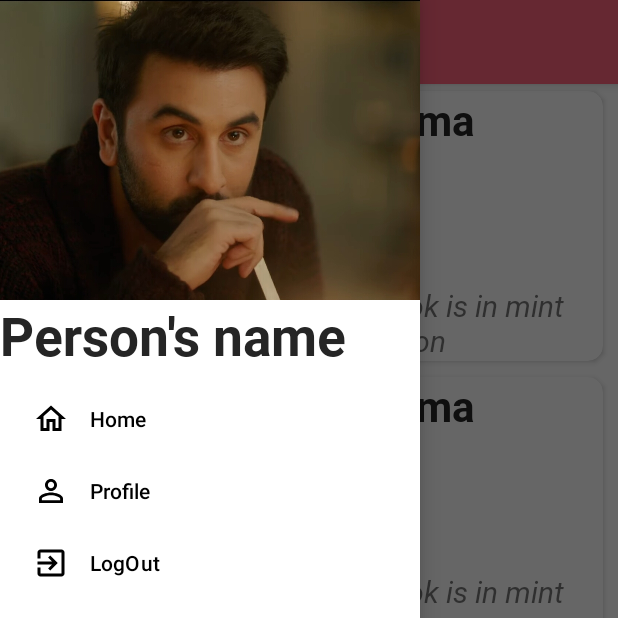
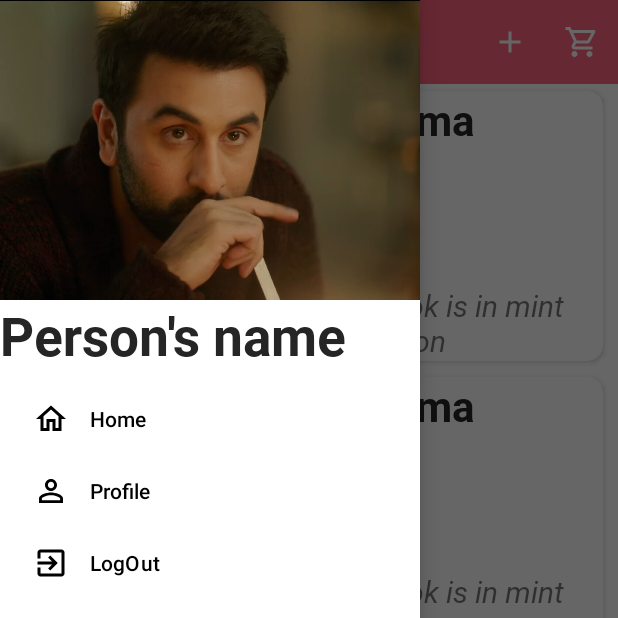
Before and after one commit to isahilgupta1306/BookBecho-Book-Selling-Application, an Android app: the screen it shows after launch once a user with an empty profile is signed in (MainActivity), with the side drawer open, on a phone screen of 412 x 824 dp, the top half of it. Run offline under Robolectric (Android 15) with nearby library versions, the light colour scheme and no system bars; our stand-ins replace Firebase (no records; nobody signed in at launch, a user with empty details on screens opened directly).

Commit message:
Actions Added in ToolBar

```diff
--- a/app/src/main/java/com/example/bookbecho/fragments/home_fragment.java
+++ b/app/src/main/java/com/example/bookbecho/fragments/home_fragment.java
@@ -2,11 +2,14 @@ package com.example.bookbecho.fragments;
 
 import android.os.Bundle;
 
+import androidx.annotation.NonNull;
 import androidx.fragment.app.Fragment;
 import androidx.recyclerview.widget.LinearLayoutManager;
 import androidx.recyclerview.widget.RecyclerView;
 
 import android.view.LayoutInflater;
+import android.view.Menu;
+import android.view.MenuInflater;
 import android.view.View;
 import android.view.ViewGroup;
 
@@ -22,6 +25,11 @@ import java.util.ArrayList;
  * create an instance of this fragment.
  */
 public class home_fragment extends Fragment {
+
+    @Override
+    public void onCreateOptionsMenu(@NonNull Menu menu, @NonNull MenuInflater inflater) {
+        inflater.inflate(R.menu.options_menu, menu);
+    }
 
     // TODO: Rename parameter arguments, choose names that match
     // the fragment initialization parameters, e.g. ARG_ITEM_NUMBER
@@ -61,6 +69,7 @@ public class home_fragment extends Fragment {
 
     @Override
     public void onCreate(Bundle savedInstanceState) {
+        setHasOptionsMenu(true);
         super.onCreate(savedInstanceState);
         if (getArguments() != null) {
             mParam1 = getArguments().getString(ARG_PARAM1);
@@ -72,6 +81,7 @@ public class home_fragment extends Fragment {
     public View onCreateView(LayoutInflater inflater, ViewGroup container,
                              Bundle savedInstanceState) {
         // Inflate the layout for this fragment
+
         View view = inflater.inflate(R.layout.fragment_home, container, false);
         recyclerView = view.findViewById(R.id.product_rv);
         recyclerView.setLayoutManager(new LinearLayoutManager(getContext()));
@@ -98,4 +108,6 @@ public class home_fragment extends Fragment {
         recyclerView.setAdapter(new productAdapterRV(productDataHolder));
         return view;
     }
+
+
 }
--- /dev/null
+++ b/app/src/main/res/drawable/ic_add.xml
@@ -0,0 +1,5 @@
+<vector android:height="24dp" android:tint="#FFFFFF"
+    android:viewportHeight="24" android:viewportWidth="24"
+    android:width="24dp" xmlns:android="http://schemas.android.com/apk/res/android">
+    <path android:fillColor="@android:color/white" android:pathData="M19,13h-6v6h-2v-6H5v-2h6V5h2v6h6v2z"/>
+</vector>
--- /dev/null
+++ b/app/src/main/res/drawable/ic_cart.xml
@@ -0,0 +1,5 @@
+<vector android:height="24dp" android:tint="#FFFFFF"
+    android:viewportHeight="24" android:viewportWidth="24"
+    android:width="24dp" xmlns:android="http://schemas.android.com/apk/res/android">
+    <path android:fillColor="@android:color/white" android:pathData="M15.55,13c0.75,0 1.41,-0.41 1.75,-1.03l3.58,-6.49c0.37,-0.66 -0.11,-1.48 -0.87,-1.48L5.21,4l-0.94,-2L1,2v2h2l3.6,7.59 -1.35,2.44C4.52,15.37 5.48,17 7,17h12v-2L7,15l1.1,-2h7.45zM6.16,6h12.15l-2.76,5L8.53,11L6.16,6zM7,18c-1.1,0 -1.99,0.9 -1.99,2S5.9,22 7,22s2,-0.9 2,-2 -0.9,-2 -2,-2zM17,18c-1.1,0 -1.99,0.9 -1.99,2s0.89,2 1.99,2 2,-0.9 2,-2 -0.9,-2 -2,-2z"/>
+</vector>
--- a/app/src/main/res/layout/activity_main.xml
+++ b/app/src/main/res/layout/activity_main.xml
@@ -15,15 +15,10 @@
             android:layout_width="match_parent"
             android:layout_height="match_parent"
             android:orientation="vertical">
-            <androidx.coordinatorlayout.widget.CoordinatorLayout
-                android:layout_width="match_parent"
-                android:layout_height="match_parent">
+
 
             <!-- We use a Toolbar so that our drawer can be displayed
                  in front of the action bar -->
-            <com.google.android.material.appbar.AppBarLayout
-                android:layout_width="match_parent"
-                android:layout_height="wrap_content">
                 <androidx.appcompat.widget.Toolbar
                     android:id="@+id/my_toolbar"
                     android:layout_height="wrap_content"
@@ -31,21 +26,15 @@
                     android:minHeight="?attr/actionBarSize"
                     android:background="?attr/colorPrimary"
                     app:title="BookBecho"
-                    app:titleTextColor="@color/white"/>
-<!--                    app:layout_scrollFlags="scroll|enterAlways"-->
-
-
-            </com.google.android.material.appbar.AppBarLayout>
-
+                    app:menu="@menu/options_menu"
+                    app:titleTextColor="@color/white"
+                    />
 
             <!-- The rest of your content view -->
             <FrameLayout
                 android:layout_width="match_parent"
                 android:layout_height="match_parent"
                 android:id="@+id/frameLayout"/>
-<!--                android:layout_marginTop="57dp"-->
-
-            </androidx.coordinatorlayout.widget.CoordinatorLayout>
 
         </RelativeLayout>
 
--- a/app/src/main/res/menu/options_menu.xml
+++ b/app/src/main/res/menu/options_menu.xml
@@ -3,6 +3,17 @@
     xmlns:android="http://schemas.android.com/apk/res/android">
 
     <item
-        android:id="@+id/resetpassword"
-        android:title="Reset Password" />
+        android:id="@+id/add_product"
+        android:icon="@drawable/ic_add"
+        android:title="Add Product"
+        app:showAsAction="always|withText"
+        android:visible="true"
+        />
+    <item
+        android:id="@+id/cart"
+        android:icon="@drawable/ic_cart"
+        android:title="Your Cart"
+        app:showAsAction="always"
+        android:visible="true"
+        />
 </menu>
```
